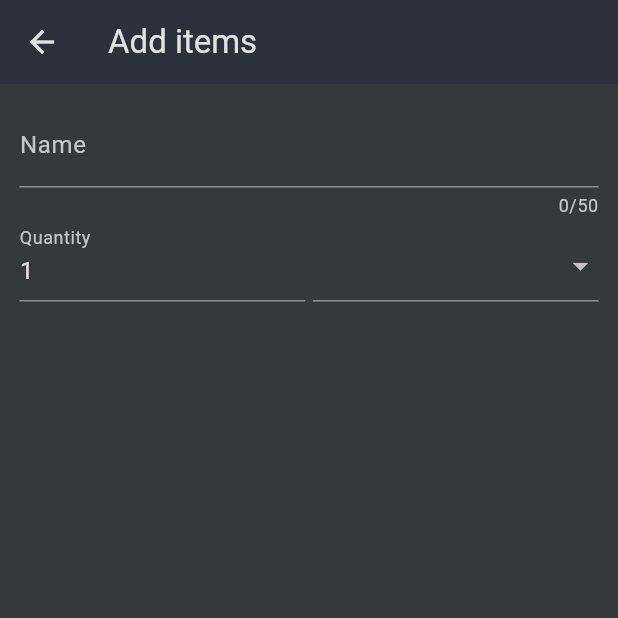
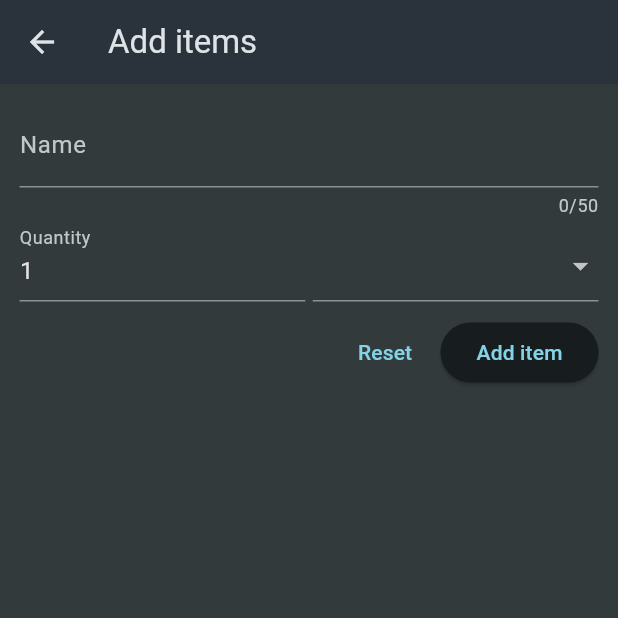
Before and after one commit to AaronPeterOcen/shoppy-flutter, a Flutter app: the NewItem screen opened directly, on a phone screen of 412 x 824 dp, the top half of it. Run offline on Flutter 3.47's test engine with Material 3 defaults, Android fonts, the phone set to English and light mode, and no system bars.

Commit message:
adding buttons that will reset or add items from the field

```diff
--- a/lib/widget/new_item.dart
+++ b/lib/widget/new_item.dart
@@ -67,6 +67,16 @@ class _NewItemState extends State<NewItem> {
                     ),
                   )
                 ],
+              ),
+              const SizedBox(height: 10),
+              Row(
+                mainAxisAlignment: MainAxisAlignment.end,
+                children: [
+                  TextButton(onPressed: () {}, child: const Text('Reset')),
+                  const SizedBox(width: 5),
+                  ElevatedButton(
+                      onPressed: () {}, child: const Text('Add item'))
+                ],
               )
             ],
           ),
```
